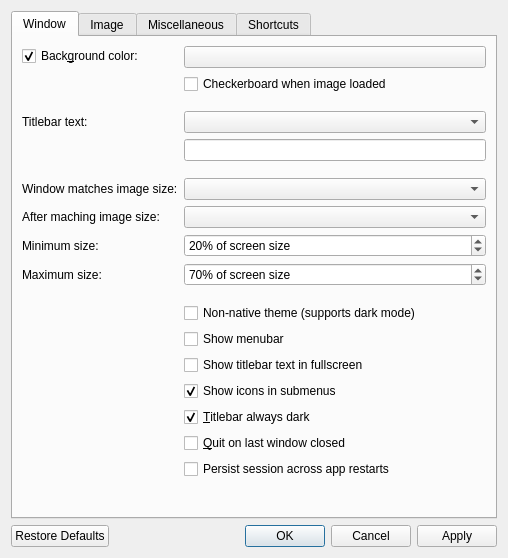
Old version of the form src/qvoptionsdialog.ui in the repository jurplel/qView.
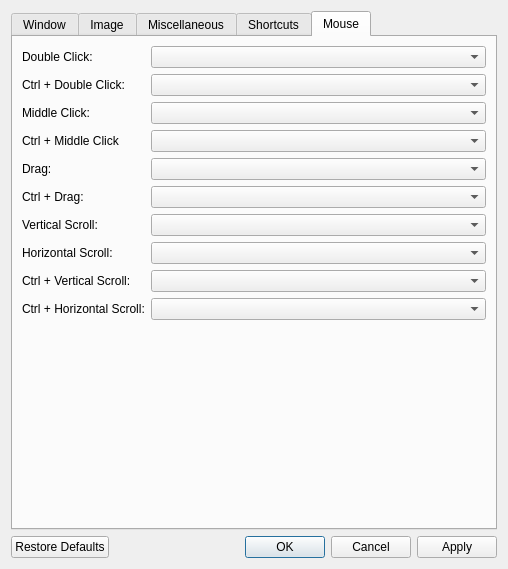
New version of the form. The open tabs and pages were chosen to show the change.

Commit message: Customizable mouse actions

```diff
--- a/src/qvoptionsdialog.ui
+++ b/src/qvoptionsdialog.ui
@@ -10,7 +10,7 @@
     <x>0</x>
     <y>0</y>
     <width>508</width>
-    <height>558</height>
+    <height>569</height>
    </rect>
   </property>
   <property name="windowTitle">
@@ -825,6 +825,113 @@
        </item>
       </layout>
      </widget>
+     <widget class="QWidget" name="mouse">
+      <attribute name="title">
+       <string>Mouse</string>
+      </attribute>
+      <layout class="QFormLayout" name="formLayout_5">
+       <item row="0" column="0">
+        <widget class="QLabel" name="doubleClickLabel">
+         <property name="text">
+          <string>Double Click:</string>
+         </property>
+        </widget>
+       </item>
+       <item row="0" column="1">
+        <widget class="QComboBox" name="doubleClickComboBox"/>
+       </item>
+       <item row="1" column="0">
+        <widget class="QLabel" name="altDoubleClickLabel">
+         <property name="text">
+          <string notr="true">Ctrl + Double Click:</string>
+         </property>
+        </widget>
+       </item>
+       <item row="1" column="1">
+        <widget class="QComboBox" name="altDoubleClickComboBox"/>
+       </item>
+       <item row="2" column="0">
+        <widget class="QLabel" name="middleClickLabel">
+         <property name="text">
+          <string>Middle Click:</string>
+         </property>
+        </widget>
+       </item>
+       <item row="2" column="1">
+        <widget class="QComboBox" name="middleClickComboBox"/>
+       </item>
+       <item row="3" column="0">
+        <widget class="QLabel" name="altMiddleClickLabel">
+         <property name="text">
+          <string notr="true">Ctrl + Middle Click</string>
+         </property>
+        </widget>
+       </item>
+       <item row="3" column="1">
+        <widget class="QComboBox" name="altMiddleClickComboBox"/>
+       </item>
+       <item row="4" column="0">
+        <widget class="QLabel" name="dragLabel">
+         <property name="text">
+          <string>Drag:</string>
+         </property>
+        </widget>
+       </item>
+       <item row="4" column="1">
+        <widget class="QComboBox" name="dragComboBox"/>
+       </item>
+       <item row="5" column="0">
+        <widget class="QLabel" name="altDragLabel">
+         <property name="text">
+          <string notr="true">Ctrl + Drag:</string>
+         </property>
+        </widget>
+       </item>
+       <item row="5" column="1">
+        <widget class="QComboBox" name="altDragComboBox"/>
+       </item>
+       <item row="6" column="0">
+        <widget class="QLabel" name="verticalScrollLabel">
+         <property name="text">
+          <string>Vertical Scroll:</string>
+         </property>
+        </widget>
+       </item>
+       <item row="6" column="1">
+        <widget class="QComboBox" name="verticalScrollComboBox"/>
+       </item>
+       <item row="7" column="0">
+        <widget class="QLabel" name="horizontalScrollLabel">
+         <property name="text">
+          <string>Horizontal Scroll:</string>
+         </property>
+        </widget>
+       </item>
+       <item row="7" column="1">
+        <widget class="QComboBox" name="horizontalScrollComboBox"/>
+       </item>
+       <item row="8" column="0">
+        <widget class="QLabel" name="altVerticalScrollLabel">
+         <property name="text">
+          <string notr="true">Ctrl + Vertical Scroll:</string>
+         </property>
+        </widget>
+       </item>
+       <item row="8" column="1">
+        <widget class="QComboBox" name="altVerticalScrollComboBox"/>
+       </item>
+       <item row="9" column="0">
+        <widget class="QLabel" name="altHorizontalScrollLabel">
+         <property name="text">
+          <string notr="true">Ctrl + Horizontal Scroll:</string>
+         </property>
+        </widget>
+       </item>
+       <item row="9" column="1">
+        <widget class="QComboBox" name="altHorizontalScrollComboBox"/>
+       </item>
+      </layout>
+     </widget>
     </widget>
    </item>
    <item>
```
Left out of the diff: 57 changed lines with no effect on the pictures. The commit also changes 5 other files.
